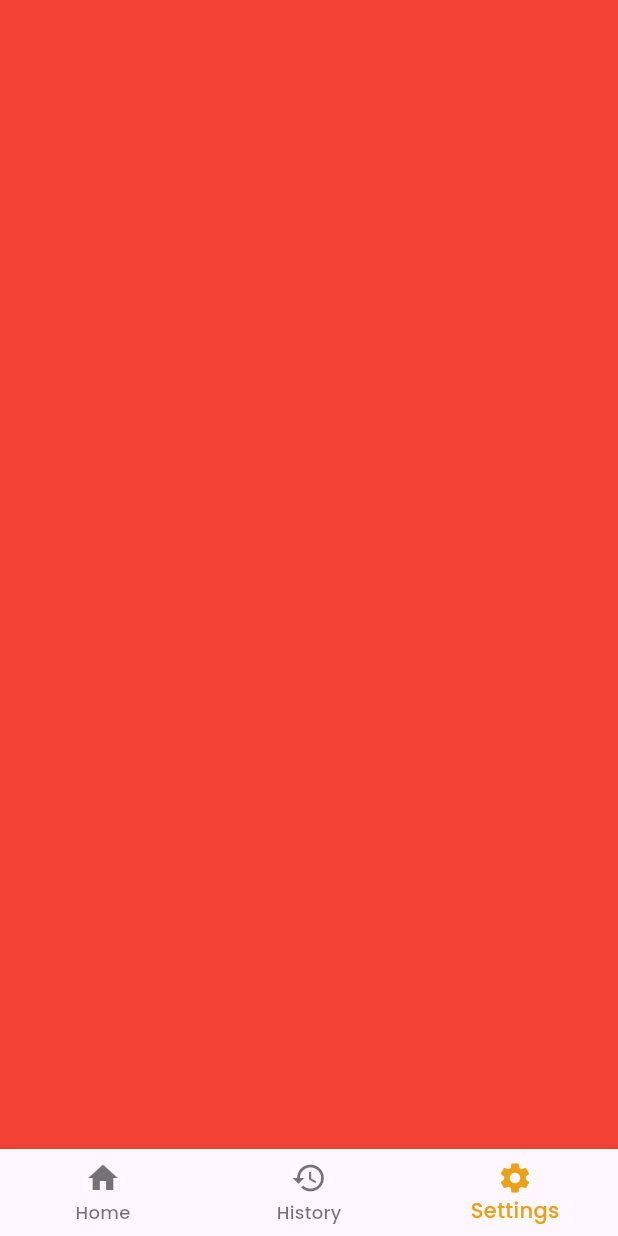
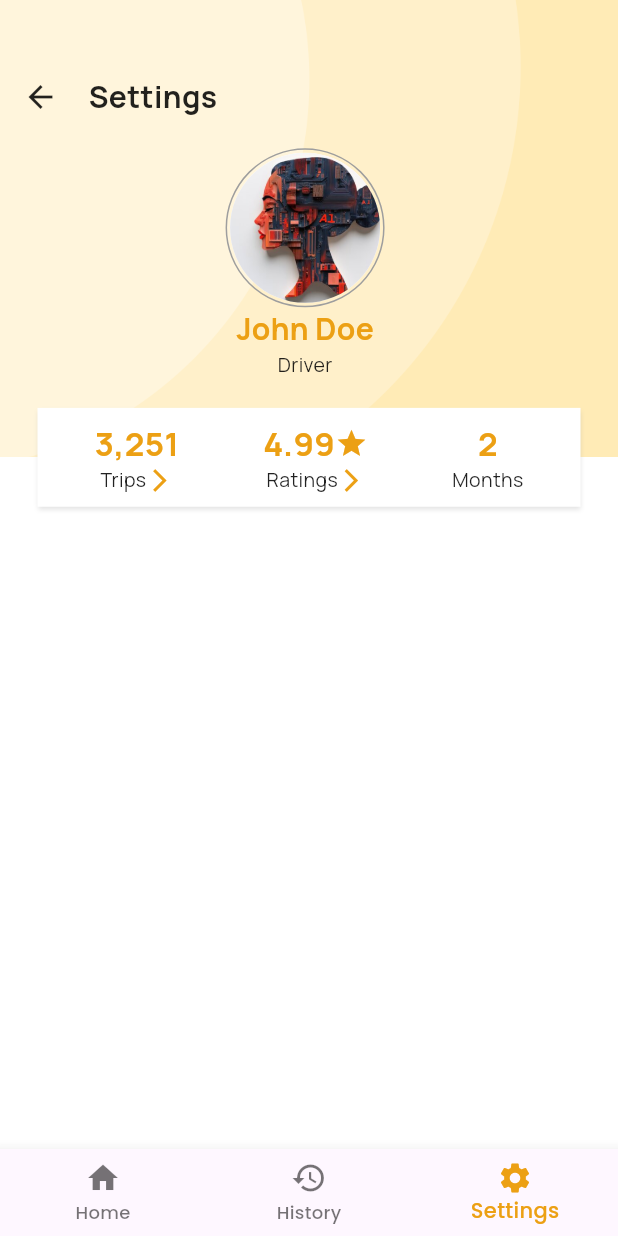
Before and after one commit to Christentimmy/RideXpress-Driver, a Flutter app: the screen it shows after launch, item 3 of the bottom bar chosen, on a phone screen of 412 x 824 dp. Run offline on Flutter 3.47's test engine with Material 3 defaults, Android fonts, the phone set to English and light mode, and no system bars; our stand-ins replace camera, country_code_picker, flutter_staggered_animations, font_awesome_flutter, get, google_fonts and 2 more.

Commit message:
setting-screen-header

```diff
--- a/lib/app/modules/settings/views/settings_screen.dart
+++ b/lib/app/modules/settings/views/settings_screen.dart
@@ -1,159 +1,188 @@
 import 'package:flutter/material.dart';
+import 'package:get/get.dart';
+import 'package:google_fonts/google_fonts.dart';
+import 'package:ridexpressdriver/app/utils/colors.dart';
 
-class DriverProfileScreen extends StatelessWidget {
-  const DriverProfileScreen({super.key});
+class SettingsScreen extends StatelessWidget {
+  const SettingsScreen({super.key});
 
   @override
   Widget build(BuildContext context) {
     return Scaffold(
-      backgroundColor: const Color(0xFFF5F5DC),
-      appBar: AppBar(
-        backgroundColor: const Color(0xFFF5F5DC),
-        elevation: 0,
-        leading: IconButton(
-          icon: const Icon(Icons.arrow_back, color: Colors.black),
-          onPressed: () => Navigator.pop(context),
+      body: SingleChildScrollView(child: Column(children: [_buildHeader()])),
+    );
+  }
+
+  SizedBox _buildHeader() {
+    return SizedBox(
+      height: Get.height * 0.41,
+      child: Stack(
+        children: [
+          _buildBg(),
+          Padding(
+            padding: const EdgeInsets.only(left: 15, top: 50),
+            child: Row(
+              children: [
+                Icon(Icons.arrow_back),
+                SizedBox(width: 20),
+                Text(
+                  "Settings",
+                  style: GoogleFonts.manrope(
+                    fontSize: 20,
+                    fontWeight: FontWeight.bold,
                   ),
-        title: const Text(
-          'Driver Profile',
-          style: TextStyle(
-            color: Colors.black,
-            fontSize: 20,
-            fontWeight: FontWeight.w600,
-          ),
-        ),
-        centerTitle: false,
-      ),
-      body: Column(
-        children: [
-          // Profile Section
-          Container(
-            padding: const EdgeInsets.symmetric(vertical: 32),
-            child: Column(
-              children: [
-                // Profile Image
-                Container(
-                  width: 120,
-                  height: 120,
-                  decoration: BoxDecoration(
-                    shape: BoxShape.circle,
-                    border: Border.all(
-                      color: const Color(0xFFFFB347), // Orange border
-                      width: 3,
-                    ),
-                  ),
-                  child: ClipOval(
-                    child: Image.network(
-                      'https://images.unsplash.com/photo-1507003211169-0a1dd7228f2d?w=120&h=120&fit=crop&crop=face',
-                      width: 120,
-                      height: 120,
-                      fit: BoxFit.cover,
-                      errorBuilder: (context, error, stackTrace) {
-                        return Container(
-                          width: 120,
-                          height: 120,
-                          color: Colors.grey[300],
-                          child: const Icon(
-                            Icons.person,
-                            size: 60,
-                            color: Colors.grey,
-                          ),
-                        );
-                      },
-                    ),
-                  ),
-                ),
-                const SizedBox(height: 16),
-
-                // Name
-                const Text(
-                  'David Seyi',
-                  style: TextStyle(
-                    fontSize: 28,
-                    fontWeight: FontWeight.bold,
-                    color: Color(0xFFFFB347), // Orange color
-                  ),
-                ),
-                const SizedBox(height: 4),
-
-                // Driver label
-                Text(
-                  'Driver',
-                  style: TextStyle(fontSize: 16, color: Colors.grey[600]),
                 ),
               ],
             ),
           ),
-
-          // Stats Section
+          Positioned(
+            top: Get.height * 0.12,
+            left: Get.width * 0.365,
+            child: Column(
+              children: [
                 Container(
-            margin: const EdgeInsets.symmetric(horizontal: 20),
-            padding: const EdgeInsets.all(24),
+                  padding: EdgeInsets.all(2),
+                  decoration: BoxDecoration(
+                    shape: BoxShape.circle,
+                    border: Border.all(color: Colors.grey),
+                  ),
+                  child: CircleAvatar(
+                    radius: 50,
+                    backgroundColor: Colors.white,
+                    backgroundImage: AssetImage("assets/images/ai.jpg"),
+                  ),
+                ),
+                Text(
+                  "John Doe",
+                  style: GoogleFonts.manrope(
+                    fontSize: 20,
+                    color: AppColors.primaryColor,
+                    fontWeight: FontWeight.bold,
+                  ),
+                ),
+                Text(
+                  "Driver",
+                  style: GoogleFonts.manrope(
+                    fontSize: 13,
+                    fontWeight: FontWeight.normal,
+                  ),
+                ),
+              ],
+            ),
+          ),
+          Align(
+            alignment: Alignment.bottomCenter,
+            child: Container(
+              width: Get.width,
+              height: Get.height * 0.08,
+              padding: EdgeInsets.symmetric(horizontal: 10, vertical: 5),
+              margin: EdgeInsets.symmetric(horizontal: 25),
               decoration: BoxDecoration(
                 color: Colors.white,
-              borderRadius: BorderRadius.circular(16),
                 boxShadow: [
                   BoxShadow(
-                  color: Colors.black.withOpacity(0.05),
-                  blurRadius: 10,
-                  offset: const Offset(0, 2),
+                    color: Colors.grey.withValues(alpha: 0.3),
+                    blurRadius: 2,
+                    offset: Offset(0, 2),
                   ),
                 ],
               ),
               child: Row(
-              mainAxisAlignment: MainAxisAlignment.spaceEvenly,
+                mainAxisAlignment: MainAxisAlignment.spaceAround,
                 children: [
-                _buildStatItem('3,251', 'Trips'),
-                Container(height: 40, width: 1, color: Colors.grey[300]),
-                _buildStatItem('4.99 ⭐', 'Ratings'),
-                Container(height: 40, width: 1, color: Colors.grey[300]),
-                _buildStatItem('2', 'Months'),
+                  Column(
+                    mainAxisAlignment: MainAxisAlignment.center,
+                    crossAxisAlignment: CrossAxisAlignment.center,
+                    children: [
+                      Text(
+                        "3,251",
+                        style: GoogleFonts.manrope(
+                          fontSize: 22,
+                          fontWeight: FontWeight.bold,
+                          color: AppColors.primaryColor,
+                        ),
+                      ),
+                      Row(
+                        mainAxisAlignment: MainAxisAlignment.center,
+                        children: [
+                          Text(
+                            "Trips",
+                            style: GoogleFonts.manrope(
+                              fontSize: 13,
+                              fontWeight: FontWeight.normal,
+                            ),
+                          ),
+                          // SizedBox(width: 3),
+                          Icon(
+                            Icons.arrow_forward_ios,
+                            size: 18,
+                            color: AppColors.primaryColor,
+                          ),
                         ],
                       ),
+                    ],
                   ),
-
-          const SizedBox(height: 32),
-
-          // Account Settings Section
-          Expanded(
-            child: Container(
-              padding: const EdgeInsets.symmetric(horizontal: 20),
-              child: Column(
-                crossAxisAlignment: CrossAxisAlignment.start,
+                  Column(
+                    mainAxisAlignment: MainAxisAlignment.center,
+                    crossAxisAlignment: CrossAxisAlignment.center,
                     children: [
-                  const Text(
-                    'Account Settings',
-                    style: TextStyle(
+                      Row(
+                        mainAxisAlignment: MainAxisAlignment.center,
+                        children: [
+                          Text(
+                            "4.99",
+                            style: GoogleFonts.manrope(
                               fontSize: 22,
-                      fontWeight: FontWeight.w600,
-                      color: Colors.black,
+                              fontWeight: FontWeight.bold,
+                              color: AppColors.primaryColor,
                             ),
                           ),
-                  const SizedBox(height: 24),
-
-                  // Settings Items
-                  _buildSettingsItem(
-                    icon: Icons.person_outline,
-                    title: 'Your Info',
-                    subtitle: 'Account, Personal',
-                    hasArrow: true,
+                          Icon(
+                            Icons.star,
+                            size: 22,
+                            color: AppColors.primaryColor,
                           ),
-                  const SizedBox(height: 20),
-
-                  _buildSettingsItem(
-                    icon: Icons.description_outlined,
-                    title: 'Document',
-                    subtitle: "Driver's License, Report",
-                    hasArrow: true,
-                    hasWarning: true,
+                        ],
                       ),
-                  const SizedBox(height: 20),
-
-                  _buildSettingsItem(
-                    icon: Icons.security_outlined,
-                    title: 'Security',
-                    subtitle: 'Password, TouchID',
-                    hasArrow: true,
+                      Row(
+                        mainAxisAlignment: MainAxisAlignment.center,
+                        children: [
+                          Text(
+                            "Ratings",
+                            style: GoogleFonts.manrope(
+                              fontSize: 13,
+                              fontWeight: FontWeight.normal,
+                            ),
+                          ),
+                          Icon(
+                            Icons.arrow_forward_ios,
+                            size: 18,
+                            color: AppColors.primaryColor,
+                          ),
+                        ],
+                      ),
+                    ],
+                  ),
+                  Column(
+                    mainAxisAlignment: MainAxisAlignment.center,
+                    crossAxisAlignment: CrossAxisAlignment.center,
+                    children: [
+                      Text(
+                        "2",
+                        style: GoogleFonts.manrope(
+                          fontSize: 22,
+                          fontWeight: FontWeight.bold,
+                          color: AppColors.primaryColor,
+                        ),
+                      ),
+                      Text(
+                        "Months",
+                        style: GoogleFonts.manrope(
+                          fontSize: 13,
+                          fontWeight: FontWeight.normal,
+                        ),
+                      ),
+                    ],
                   ),
                 ],
               ),
@@ -161,123 +190,24 @@ class DriverProfileScreen extends StatelessWidget {
           ),
         ],
       ),
-      bottomNavigationBar: Container(
-        decoration: BoxDecoration(
-          color: Colors.white,
-          boxShadow: [
-            BoxShadow(
-              color: Colors.black.withOpacity(0.1),
-              blurRadius: 10,
-              offset: const Offset(0, -2),
-            ),
-          ],
-        ),
-        child: BottomNavigationBar(
-          backgroundColor: Colors.white,
-          selectedItemColor: const Color(0xFFFFB347),
-          unselectedItemColor: Colors.grey[400],
-          showUnselectedLabels: true,
-          type: BottomNavigationBarType.fixed,
-          currentIndex: 2, // Settings tab selected
-          items: const [
-            BottomNavigationBarItem(
-              icon: Icon(Icons.home_outlined),
-              label: 'Home',
-            ),
-            BottomNavigationBarItem(
-              icon: Icon(Icons.history),
-              label: 'History',
-            ),
-            BottomNavigationBarItem(
-              icon: Icon(Icons.settings_outlined),
-              label: 'Settings',
-            ),
-          ],
-        ),
-      ),
     );
   }
 
-  Widget _buildStatItem(String value, String label) {
-    return Column(
+  Widget _buildBg() {
+    return SizedBox(
+      height: Get.height * 0.37,
+      width: Get.width,
+      child: Stack(
         children: [
-        Text(
-          value,
-          style: const TextStyle(
-            fontSize: 24,
-            fontWeight: FontWeight.bold,
-            color: Color(0xFFFFB347), // Orange color
+          Positioned(
+            right: 0,
+            child: Container(
+              height: Get.height * 0.4,
+              width: Get.width,
+              color: Color(0xFFFFEBB6),
             ),
           ),
-        const SizedBox(height: 4),
-        Text(label, style: TextStyle(fontSize: 14, color: Colors.grey[600])),
-      ],
-    );
-  }
-
-  Widget _buildSettingsItem({
-    required IconData icon,
-    required String title,
-    required String subtitle,
-    bool hasArrow = false,
-    bool hasWarning = false,
-  }) {
-    return Container(
-      padding: const EdgeInsets.all(16),
-      decoration: BoxDecoration(
-        color: Colors.white,
-        borderRadius: BorderRadius.circular(12),
-        boxShadow: [
-          BoxShadow(
-            color: Colors.black.withOpacity(0.03),
-            blurRadius: 8,
-            offset: const Offset(0, 2),
-          ),
-        ],
-      ),
-      child: Row(
-        children: [
-          Container(
-            padding: const EdgeInsets.all(8),
-            decoration: BoxDecoration(
-              color: const Color(0xFFFFB347).withOpacity(0.1),
-              borderRadius: BorderRadius.circular(8),
-            ),
-            child: Icon(icon, color: const Color(0xFFFFB347), size: 24),
-          ),
-          const SizedBox(width: 16),
-          Expanded(
-            child: Column(
-              crossAxisAlignment: CrossAxisAlignment.start,
-              children: [
-                Text(
-                  title,
-                  style: const TextStyle(
-                    fontSize: 16,
-                    fontWeight: FontWeight.w600,
-                    color: Colors.black,
-                  ),
-                ),
-                const SizedBox(height: 2),
-                Text(
-                  subtitle,
-                  style: TextStyle(fontSize: 14, color: Colors.grey[600]),
-                ),
-              ],
-            ),
-          ),
-          if (hasWarning)
-            Container(
-              margin: const EdgeInsets.only(right: 8),
-              padding: const EdgeInsets.all(4),
-              decoration: BoxDecoration(
-                color: Colors.orange,
-                borderRadius: BorderRadius.circular(12),
-              ),
-              child: const Icon(Icons.info, color: Colors.white, size: 16),
-            ),
-          if (hasArrow)
-            Icon(Icons.chevron_right, color: Colors.grey[400], size: 24),
+          Image.asset("assets/images/newMask.png"),
         ],
       ),
     );
--- a/lib/app/routes/app_pages.dart
+++ b/lib/app/routes/app_pages.dart
@@ -13,6 +13,7 @@ import 'package:ridexpressdriver/app/modules/profile/views/select_vehicle_screen
 import 'package:ridexpressdriver/app/modules/profile/views/submit_documents_screen.dart';
 import 'package:ridexpressdriver/app/modules/profile/views/upload_profile.dart';
 import 'package:ridexpressdriver/app/modules/profile/views/vehicle_details_screen.dart';
+import 'package:ridexpressdriver/app/modules/settings/views/settings_screen.dart';
 import 'package:ridexpressdriver/app/modules/splash/views/splash_screen.dart';
 import 'package:ridexpressdriver/app/modules/trip/views/alt_my_trips_screen.dart';
 import 'package:ridexpressdriver/app/modules/trip/views/alt_trip_details_screen.dart';
@@ -57,5 +58,9 @@ class AppPages {
       name: AppRoutes.altTripDetailsScreen,
       page: () => AltTripDetailsScreen(),
     ),
+    GetPage(
+      name: AppRoutes.settingsScreen,
+      page: () => SettingsScreen(),
+    ),
   ];
 }
--- a/lib/app/routes/app_routes.dart
+++ b/lib/app/routes/app_routes.dart
@@ -17,4 +17,5 @@ class AppRoutes {
   static const String bottomNavigationWidget = '/bottomNavigationWidget';
   static const String altMyTripsScreen = '/altMyTripsScreen';
   static const String altTripDetailsScreen = '/altTripDetailsScreen';
+  static const String settingsScreen = '/settingsScreen';
 }
--- a/lib/app/widgets/bottom_naviagtion_widget.dart
+++ b/lib/app/widgets/bottom_naviagtion_widget.dart
@@ -1,6 +1,7 @@
 import 'package:flutter/material.dart';
 import 'package:get/get.dart';
 import 'package:ridexpressdriver/app/modules/home/views/home_screen.dart';
+import 'package:ridexpressdriver/app/modules/settings/views/settings_screen.dart';
 import 'package:ridexpressdriver/app/modules/trip/views/alt_my_trips_screen.dart';
 import 'package:ridexpressdriver/app/utils/colors.dart';
 
@@ -12,7 +13,7 @@ class BottomNaviagtionWidget extends StatelessWidget {
   final List<Widget> pages = [
     HomeScreen(),
     AltMyTripsScreen(),
-    Container(color: Colors.red),
+    SettingsScreen(),
   ];
 
   @override
```
Also changed, not shown: assets/images/newMask.png (added). Lines whose indentation alone changed are shown as unchanged.
